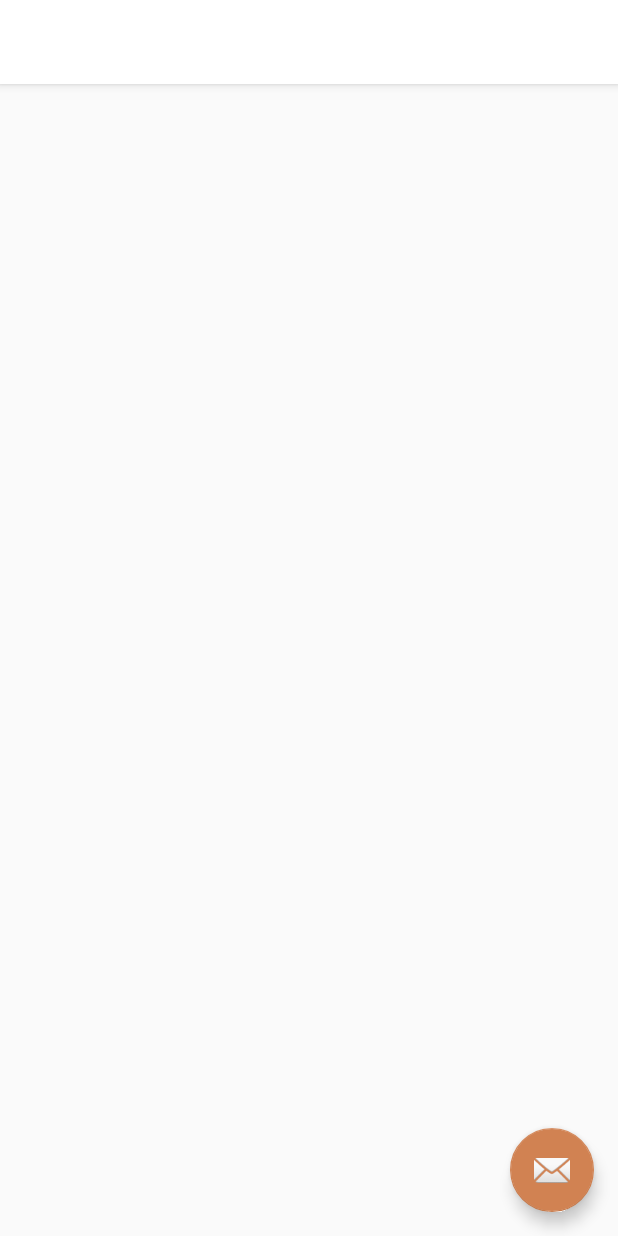
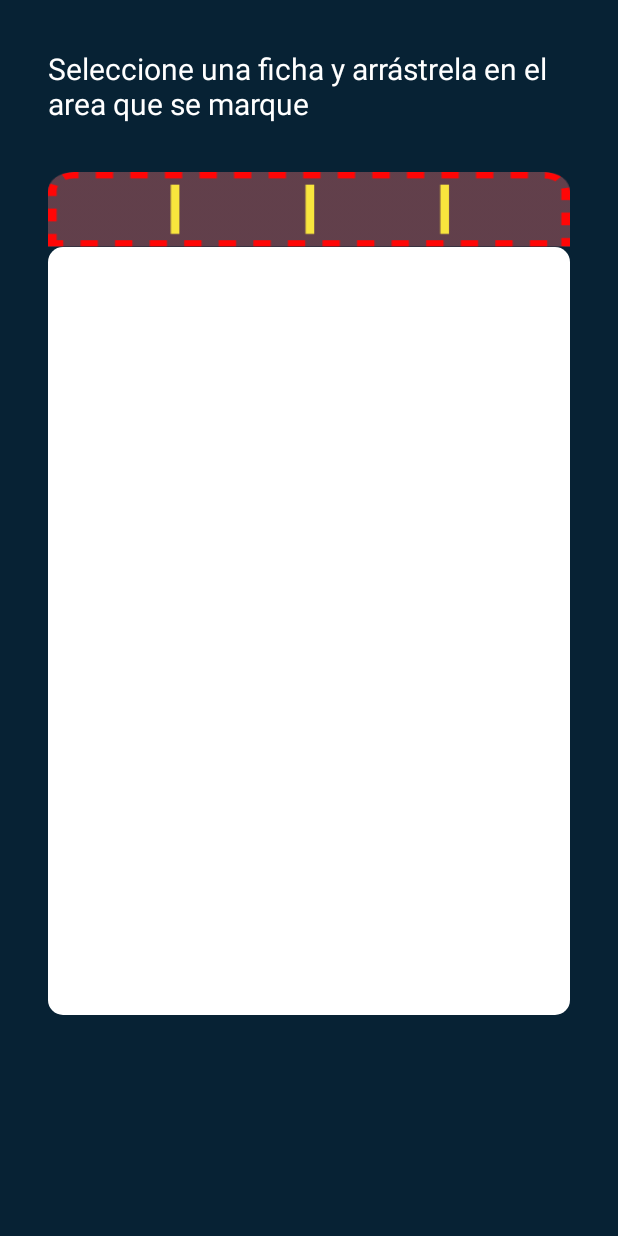
Before and after one commit to Wilian-Ed/Cuatro-en-Raya, an Android app: the GameActivity screen opened directly, with no data from a screen before it, on a phone screen of 412 x 824 dp. Run offline under Robolectric (Android 15) with nearby library versions, the phone set to English and light mode, and no system bars; 3 statements that could not run were skipped.

Commit message:
activity game

```diff
--- /dev/null
+++ b/app/src/main/res/drawable-mdpi/contentfigures.xml
@@ -0,0 +1,10 @@
+<?xml version="1.0" encoding="utf-8"?>
+<shape xmlns:android="http://schemas.android.com/apk/res/android">
+    <solid android:color="@color/colorPrimary"/>
+    <corners
+    android:bottomLeftRadius="10dp"
+    android:bottomRightRadius="10dp"
+    android:radius="0.1dp"
+    android:topLeftRadius="10dp"
+    android:topRightRadius="10dp"/>
+</shape>
--- a/app/src/main/res/layout/activity_game.xml
+++ b/app/src/main/res/layout/activity_game.xml
@@ -1,33 +1,83 @@
 <?xml version="1.0" encoding="utf-8"?>
-<androidx.coordinatorlayout.widget.CoordinatorLayout xmlns:android="http://schemas.android.com/apk/res/android"
+<androidx.constraintlayout.widget.ConstraintLayout xmlns:android="http://schemas.android.com/apk/res/android"
     xmlns:app="http://schemas.android.com/apk/res-auto"
     xmlns:tools="http://schemas.android.com/tools"
     android:layout_width="match_parent"
     android:layout_height="match_parent"
-    tools:context=".GameActivity">
+    android:background="@color/colorPrimaryDark"
+    tools:context=".GameActivity" >
 
-    <com.google.android.material.appbar.AppBarLayout
-        android:layout_width="match_parent"
+    <HorizontalScrollView
+        android:id="@+id/horizontalScrollView"
+        android:layout_width="0dp"
+        android:layout_height="85dp"
+        android:layout_marginStart="24dp"
+        android:layout_marginEnd="24dp"
+        android:layout_marginBottom="30dp"
+        app:layout_constraintBottom_toBottomOf="parent"
+        app:layout_constraintEnd_toEndOf="parent"
+        app:layout_constraintStart_toStartOf="parent">
+
+        <LinearLayout
+            android:layout_width="match_parent"
+            android:layout_height="match_parent"
+            android:background="@drawable/contentfigures"
+            android:orientation="horizontal" />
+    </HorizontalScrollView>
+
+    <TableLayout
+        android:layout_width="0dp"
+        android:layout_height="0dp"
+        android:layout_marginStart="32dp"
+        android:layout_marginEnd="32dp"
+        android:layout_marginBottom="32dp"
+        android:background="@drawable/contentfigures"
+        app:layout_constraintBottom_toTopOf="@+id/horizontalScrollView"
+        app:layout_constraintEnd_toEndOf="parent"
+        app:layout_constraintStart_toStartOf="parent"
+        app:layout_constraintTop_toBottomOf="@+id/linearLayout">
+
+        <TableRow
+            android:layout_width="match_parent"
+            android:layout_height="match_parent" />
+
+        <TableRow
+            android:layout_width="match_parent"
+            android:layout_height="match_parent" />
+
+        <TableRow
+            android:layout_width="match_parent"
+            android:layout_height="match_parent" />
+
+        <TableRow
+            android:layout_width="match_parent"
+            android:layout_height="match_parent" />
+    </TableLayout>
+
+    <LinearLayout
+        android:id="@+id/linearLayout"
+        android:layout_width="0dp"
+        android:layout_height="50dp"
+        android:layout_marginStart="32dp"
+        android:layout_marginTop="32dp"
+        android:layout_marginEnd="32dp"
+        android:background="@drawable/arrastre"
+        android:orientation="horizontal"
+        app:layout_constraintEnd_toEndOf="parent"
+        app:layout_constraintStart_toStartOf="parent"
+        app:layout_constraintTop_toBottomOf="@+id/textView2"></LinearLayout>
+
+    <TextView
+        android:id="@+id/textView2"
+        android:layout_width="0dp"
         android:layout_height="wrap_content"
-        android:theme="@style/AppTheme.AppBarOverlay">
-
-        <androidx.appcompat.widget.Toolbar
-            android:id="@+id/toolbar"
-            android:layout_width="match_parent"
-            android:layout_height="?attr/actionBarSize"
-            android:background="?attr/colorPrimary"
-            app:popupTheme="@style/AppTheme.PopupOverlay" />
-
-    </com.google.android.material.appbar.AppBarLayout>
-
-    <include layout="@layout/content_game" />
-
-    <com.google.android.material.floatingactionbutton.FloatingActionButton
-        android:id="@+id/fab"
-        android:layout_width="wrap_content"
-        android:layout_height="wrap_content"
-        android:layout_gravity="bottom|end"
-        android:layout_margin="@dimen/fab_margin"
-        app:srcCompat="@android:drawable/ic_dialog_email" />
-
-</androidx.coordinatorlayout.widget.CoordinatorLayout>
+        android:layout_marginStart="32dp"
+        android:layout_marginTop="32dp"
+        android:layout_marginEnd="32dp"
+        android:text="@string/mensaje"
+        android:textColor="@color/colorPrimary"
+        android:textSize="20sp"
+        app:layout_constraintEnd_toEndOf="parent"
+        app:layout_constraintStart_toStartOf="parent"
+        app:layout_constraintTop_toTopOf="parent" />
+</androidx.constraintlayout.widget.ConstraintLayout>
--- a/app/src/main/res/values/strings.xml
+++ b/app/src/main/res/values/strings.xml
@@ -4,6 +4,7 @@
     <string name="unjugador">1 Jugador</string>
     <string name="dosjugador">1 Jugador</string>
     <string name="title_activity_game">GameActivity</string>
+    <string name="mensaje">Seleccione una ficha y arrástrela en el area que se marque</string>
     <!-- Strings used for fragments for navigation -->
     <string name="first_fragment_label">First Fragment</string>
     <string name="second_fragment_label">Second Fragment</string>
```
Also changed, not shown: app/src/main/res/drawable-hdpi/arrastre.png (added), app/src/main/res/drawable-hdpi/fondo.png (added), app/src/main/res/drawable-ldpi/arrastre.png (added), app/src/main/res/drawable-mdpi/arrastre.png (added), app/src/main/res/drawable-xhdpi/arrastre.png (added), app/src/main/res/drawable-xxhdpi/arrastre.png (added), app/src/main/res/drawable-xxxhdpi/arrastre.png (added).
